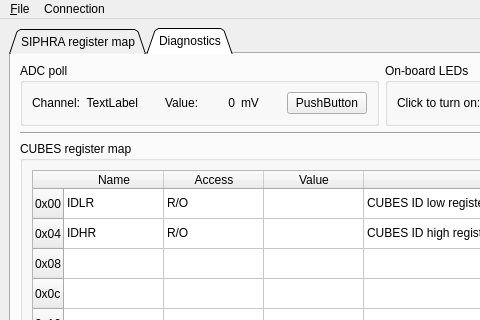
Before: the Qt Designer form CubesControl/ui/cubescontrol.ui in tstana/cubes-sw, drawn with Qt 5; both pictures show x 0 to 480 and y 0 to 320 of the 860 by 640 pixel window.
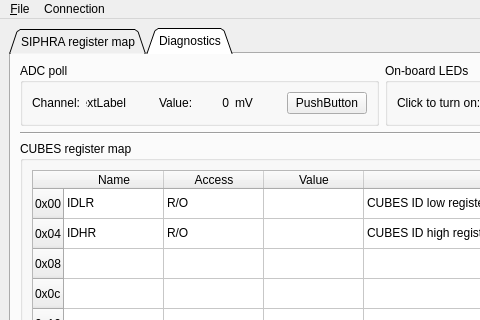
After: the same form once the commit is applied. The open tabs and pages were chosen to show the change. Icons and pictures are not drawn.

Commit message: UI: Changed minimum size of lblSiphraAdcChan

Diff of the .ui file:
```diff
--- a/CubesControl/ui/cubescontrol.ui
+++ b/CubesControl/ui/cubescontrol.ui
@@ -183,6 +183,12 @@
              </item>
              <item>
               <widget class="QLabel" name="lblAdcChan">
+               <property name="minimumSize">
+                <size>
+                 <width>20</width>
+                 <height>0</height>
+                </size>
+               </property>
                <property name="text">
                 <string>TextLabel</string>
                </property>
```
